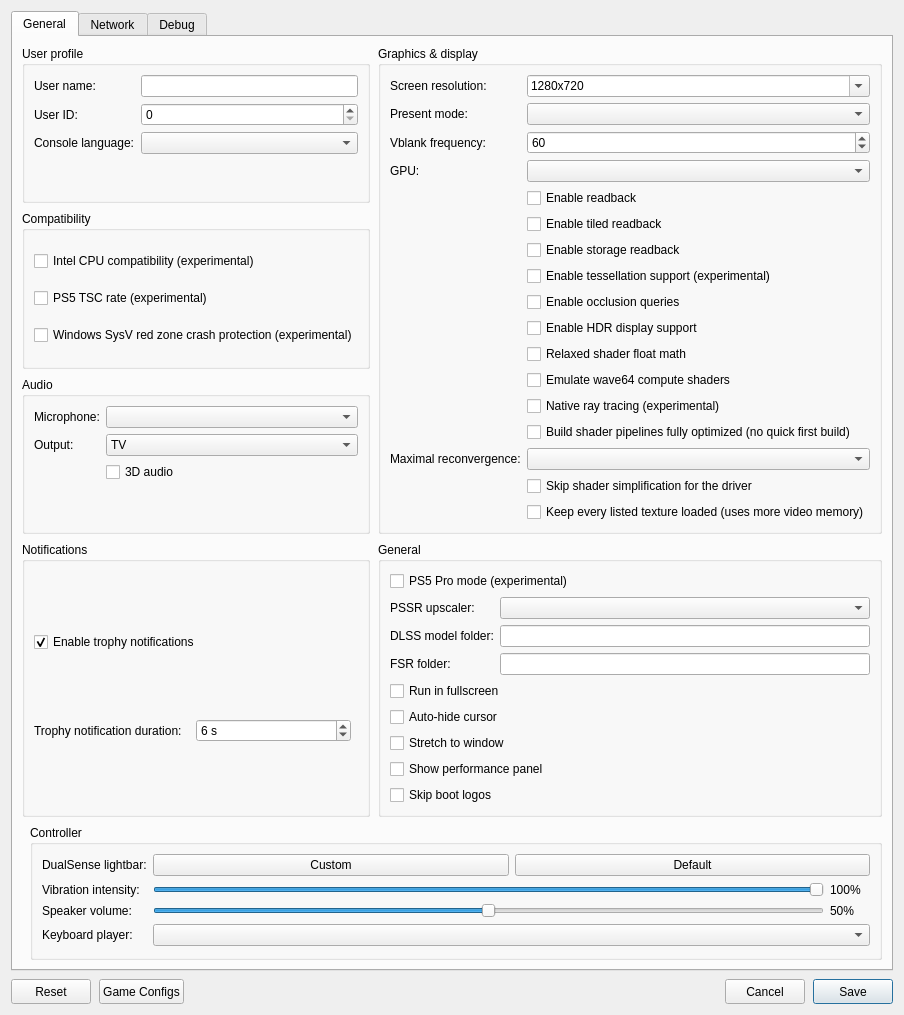
Above: src/launcher/forms/configuration_edit_dialog.ui from CarRamRod-963/KytyPS5 before the change. Below: the same form after it.
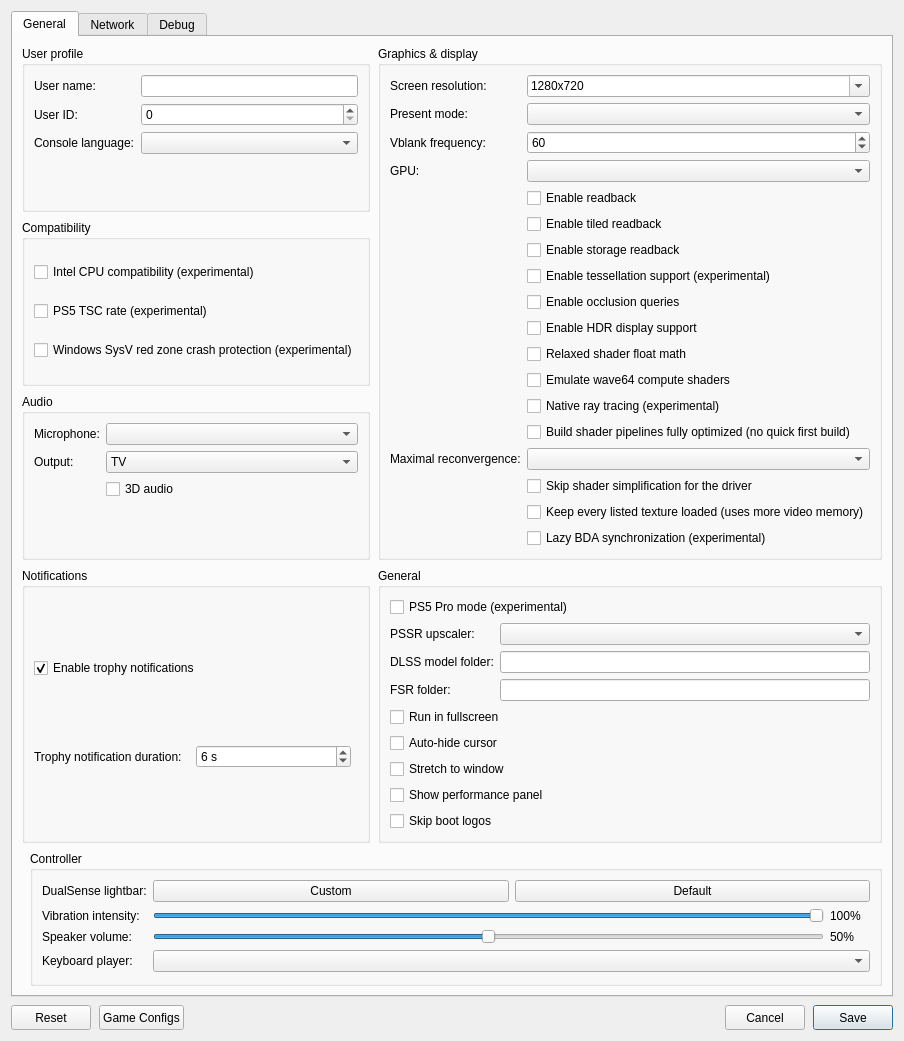
That is the form after the change. Custom widgets are drawn as their Qt base class.

Commit message:
launcher: add the lazy BDA synchronization setting
A checkbox passes --lazy-bda-sync to the emulator; saved as lazy_bda_sync.

The edit to the form file:
```diff
--- a/src/launcher/forms/configuration_edit_dialog.ui
+++ b/src/launcher/forms/configuration_edit_dialog.ui
@@ -263,6 +263,12 @@
               <property name="text"><string>Keep every listed texture loaded (uses more video memory)</string></property>
              </widget>
             </item>
+            <item row="18" column="1">
+             <widget class="QCheckBox" name="checkBox_lazy_bda_sync">
+              <property name="toolTip"><string>Upload the game's memory writes at command ordering points only into the GPU buffers shaders read by address; the others take them when they are bound. Faster; experimental.</string></property>
+              <property name="text"><string>Lazy BDA synchronization (experimental)</string></property>
+             </widget>
+            </item>
            </layout>
           </widget>
          </item>
```
The commit also changes 4 other files.
